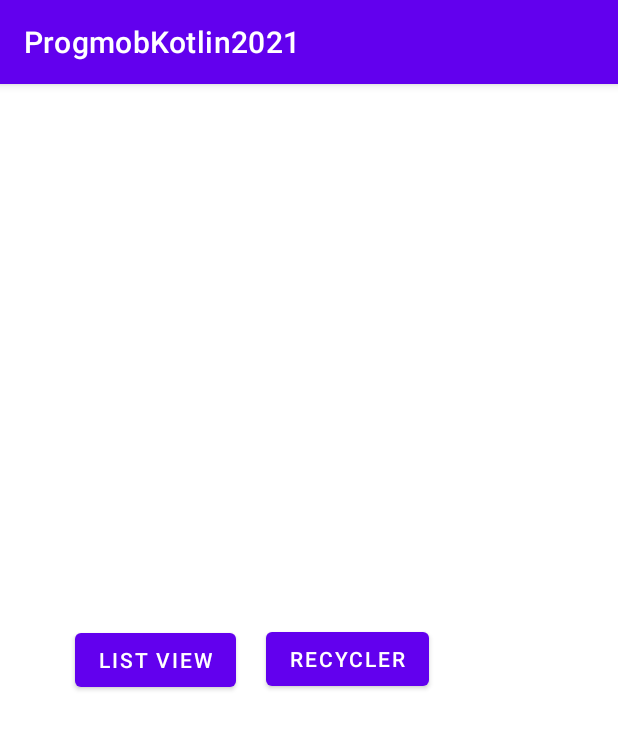
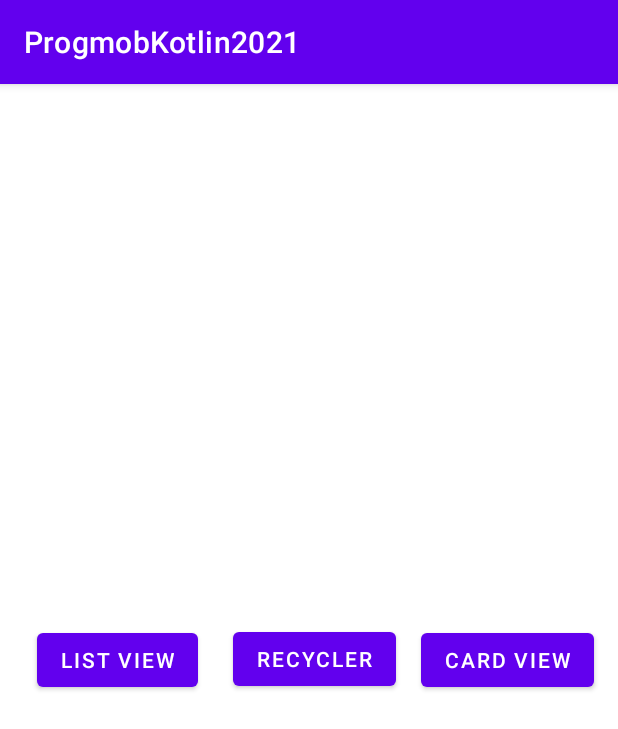
Before and after one commit to estersiwu/progmobKotlin2021, an Android app: the screen it shows after launch (SampleList), on a phone screen of 412 x 824 dp. Shown: the top 729 px of the screen. Run offline under Robolectric (Android 15) with nearby library versions, the phone set to English and light mode, and no system bars.

Commit message:
SELESAI MODUL CARD VIEW

```diff
--- a/app/build.gradle
+++ b/app/build.gradle
@@ -51,4 +51,5 @@ dependencies {
     androidTestImplementation 'androidx.test.ext:junit:1.1.2'
     androidTestImplementation 'androidx.test.espresso:espresso-core:3.3.0'
     implementation "androidx.recyclerview:recyclerview:1.2.1"
+    implementation "androidx.cardview:cardview:1.0.0"
 }
--- a/app/src/main/AndroidManifest.xml
+++ b/app/src/main/AndroidManifest.xml
@@ -9,7 +9,8 @@
         android:roundIcon="@mipmap/ic_launcher_round"
         android:supportsRtl="true"
         android:theme="@style/Theme.ProgmobKotlin2021">
-        <activity android:name=".SampleRecyclerView"></activity>
+        <activity android:name=".SampleCardView"></activity>
+        <activity android:name=".SampleRecyclerView" />
         <activity android:name=".SampleListView" />
         <activity android:name=".SampleList">
             <intent-filter>
--- a/app/src/main/java/com/example/progmobkotlin2021/SampleList.kt
+++ b/app/src/main/java/com/example/progmobkotlin2021/SampleList.kt
@@ -13,6 +13,7 @@ import com.example.progmobkotlin2021.model.Petani
 class SampleList : AppCompatActivity() {
     lateinit var btnShowList : Button
     lateinit var btnSampleRV : Button
+    lateinit var btnSampleCV : Button
 
     override fun onCreate(savedInstanceState: Bundle?) {
         super.onCreate(savedInstanceState)
@@ -20,6 +21,7 @@ class SampleList : AppCompatActivity() {
 
         btnShowList = findViewById(R.id.btnShowList)
         btnSampleRV = findViewById(R.id.btnSampleRV)
+        btnSampleCV = findViewById(R.id.btnSampleCV)
 
         btnShowList.setOnClickListener(View.OnClickListener { view ->
             var intent = Intent(this@SampleList, SampleListView::class.java)
@@ -30,5 +32,10 @@ class SampleList : AppCompatActivity() {
             var intent = Intent(this@SampleList, SampleRecyclerView::class.java)
             startActivity(intent)
         })
+
+        btnSampleCV.setOnClickListener(View.OnClickListener { view ->
+            var intent = Intent(this@SampleList, SampleCardView::class.java)
+            startActivity(intent)
+        })
     }
 }
--- a/app/src/main/res/layout/activity_sample_list.xml
+++ b/app/src/main/res/layout/activity_sample_list.xml
@@ -13,7 +13,7 @@
         android:text="List View"
         app:layout_constraintBottom_toBottomOf="parent"
         app:layout_constraintEnd_toEndOf="parent"
-        app:layout_constraintHorizontal_bias="0.164"
+        app:layout_constraintHorizontal_bias="0.082"
         app:layout_constraintStart_toStartOf="parent"
         app:layout_constraintTop_toTopOf="parent" />
 
@@ -28,4 +28,14 @@
         app:layout_constraintStart_toEndOf="@+id/btnShowList"
         app:layout_constraintTop_toTopOf="parent"
         app:layout_constraintVertical_bias="0.499" />
+
+    <Button
+        android:id="@+id/btnSampleCV"
+        android:layout_width="wrap_content"
+        android:layout_height="wrap_content"
+        android:text="Card View"
+        app:layout_constraintBottom_toBottomOf="parent"
+        app:layout_constraintEnd_toEndOf="parent"
+        app:layout_constraintStart_toEndOf="@+id/btnSampleRV"
+        app:layout_constraintTop_toTopOf="parent" />
 </androidx.constraintlayout.widget.ConstraintLayout>
```
Also changed, not shown: app/src/main/java/com/example/progmobkotlin2021/SampleCardView.kt (added, +36 -0 lines), app/src/main/java/com/example/progmobkotlin2021/adapter/PetaniCVAdapter.kt (added, +44 -0 lines), app/src/main/res/layout/activity_sample_card_view.xml (added, +13 -0 lines), app/src/main/res/layout/cv_item_petani.xml (added, +52 -0 lines).
